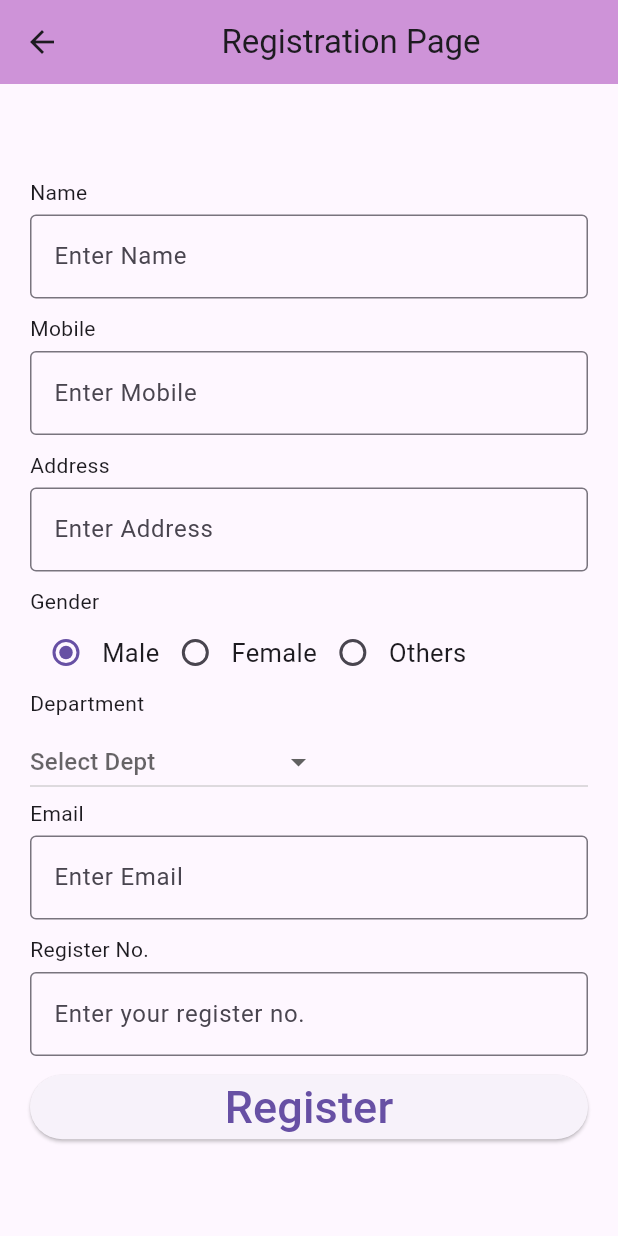
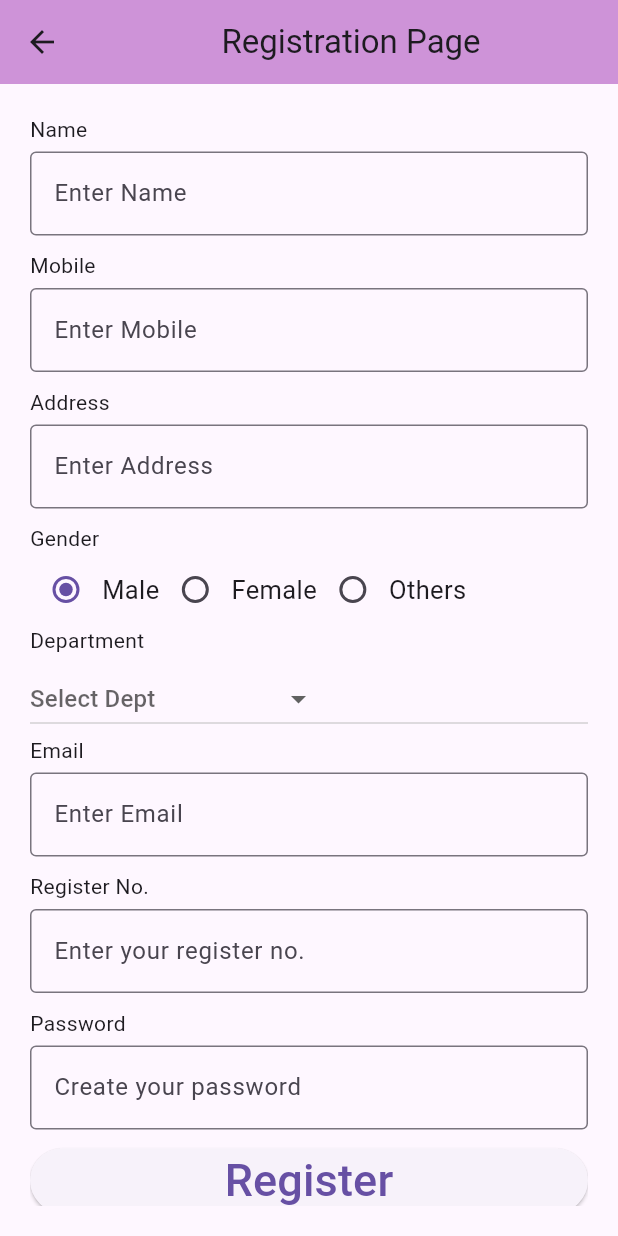
Before and after one commit to ayshafaida/placement, a Flutter app: the screen it shows after launch, after a tap on "New User? Create Account", on a phone screen of 412 x 824 dp. Run offline on Flutter 3.47's test engine with Material 3 defaults, Android fonts, the phone set to English and light mode, and no system bars.

Commit message:
added password in registration

```diff
--- a/lib/main.dart
+++ b/lib/main.dart
@@ -80,7 +80,7 @@ class _LoginState extends State<Login> {
                   decoration: InputDecoration(
                       border: OutlineInputBorder(),
                       labelText: 'Password',
-                      hintText: 'Create a secure password'),
+                      hintText: 'Enter your secure password'),
                       validator: (value) {
                         if(value==null || value.isEmpty) {
                           return 'Enter your password';
--- a/lib/signup.dart
+++ b/lib/signup.dart
@@ -166,6 +166,20 @@ class _SignupState extends State<Signup> {
               const SizedBox(
                 height: 10,
               ),
+              const Text('Password'),
+              const SizedBox(
+                height: 5,
+              ),
+              TextField(
+                // controller: addressController,
+                decoration: const InputDecoration(
+                  border: OutlineInputBorder(),
+                  hintText: 'Create your password',
+                ),
+              ),
+              SizedBox(
+                height: 10,
+              ),
               //create button for register
               ElevatedButton(
                 onPressed: () {},
--- a/lib/viewjobs.dart
+++ b/lib/viewjobs.dart
@@ -52,7 +52,7 @@ class _viewjobsState extends State<viewjobs> {
                 ),
                  trailing:IconButton(
                 icon: const Icon(Icons.arrow_forward_ios_rounded),
-                color: Colors.green,
+                color: Colors.purple[200],
                 onPressed: () {
                   Navigator.push(
                          context, MaterialPageRoute(builder: (_) => Jobdetails()));
```
